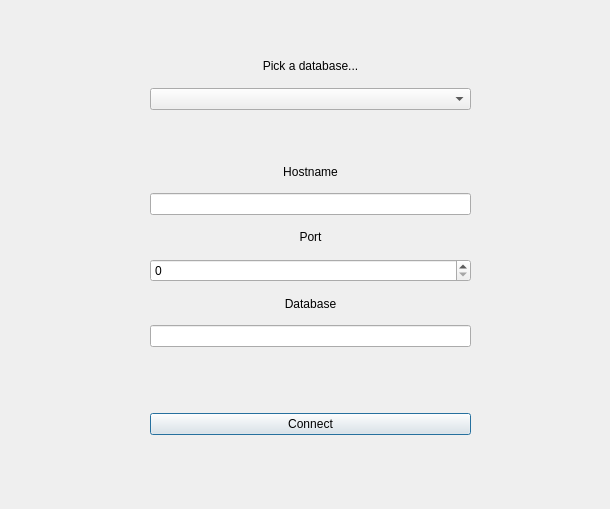
Old version of the form ui/databaseaccesswindow.ui in the repository MoisesAPC/PPP.
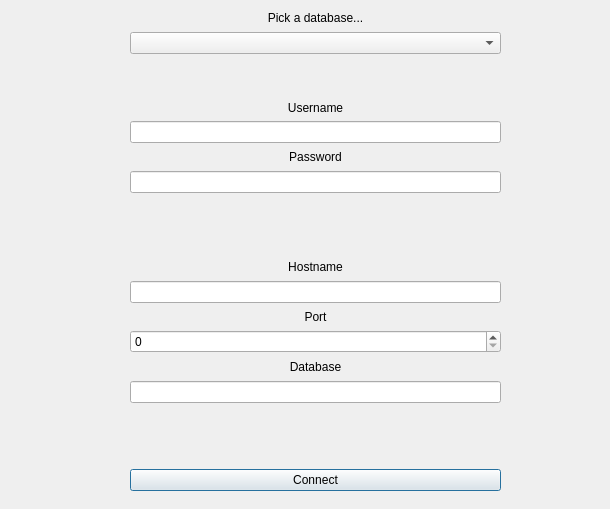
New version of the form.

What changed in the file:
```diff
--- a/ui/databaseaccesswindow.ui
+++ b/ui/databaseaccesswindow.ui
@@ -26,10 +26,10 @@
     <widget class="QWidget" name="verticalLayoutWidget">
      <property name="geometry">
       <rect>
-       <x>130</x>
-       <y>40</y>
-       <width>321</width>
-       <height>385</height>
+       <x>110</x>
+       <y>0</y>
+       <width>371</width>
+       <height>481</height>
       </rect>
      </property>
      <layout class="QVBoxLayout" name="vlAccess">
@@ -65,6 +65,52 @@
         </property>
        </spacer>
       </item>
+      <item>
+       <widget class="QLabel" name="labelUsername">
+        <property name="text">
+         <string>Username</string>
+        </property>
+        <property name="alignment">
+         <set>Qt::AlignmentFlag::AlignCenter</set>
+        </property>
+       </widget>
+      </item>
+      <item>
+       <widget class="QLineEdit" name="leUsername"/>
+      </item>
+      <item>
+       <widget class="QLabel" name="labelPassword">
+        <property name="text">
+         <string>Password</string>
+        </property>
+        <property name="alignment">
+         <set>Qt::AlignmentFlag::AlignCenter</set>
+        </property>
+       </widget>
+      </item>
+      <item>
+       <widget class="QLineEdit" name="lePassword">
+        <property name="echoMode">
+         <enum>QLineEdit::EchoMode::Password</enum>
+        </property>
+       </widget>
+      </item>
+      <item>
+       <spacer name="spacer3">
+        <property name="orientation">
+         <enum>Qt::Orientation::Vertical</enum>
+        </property>
+        <property name="sizeType">
+         <enum>QSizePolicy::Policy::Minimum</enum>
+        </property>
+        <property name="sizeHint" stdset="0">
+         <size>
+          <width>20</width>
+          <height>60</height>
+         </size>
+        </property>
+       </spacer>
+      </item>
       <item>
        <widget class="QLabel" name="labelHostname">
         <property name="text">
```
